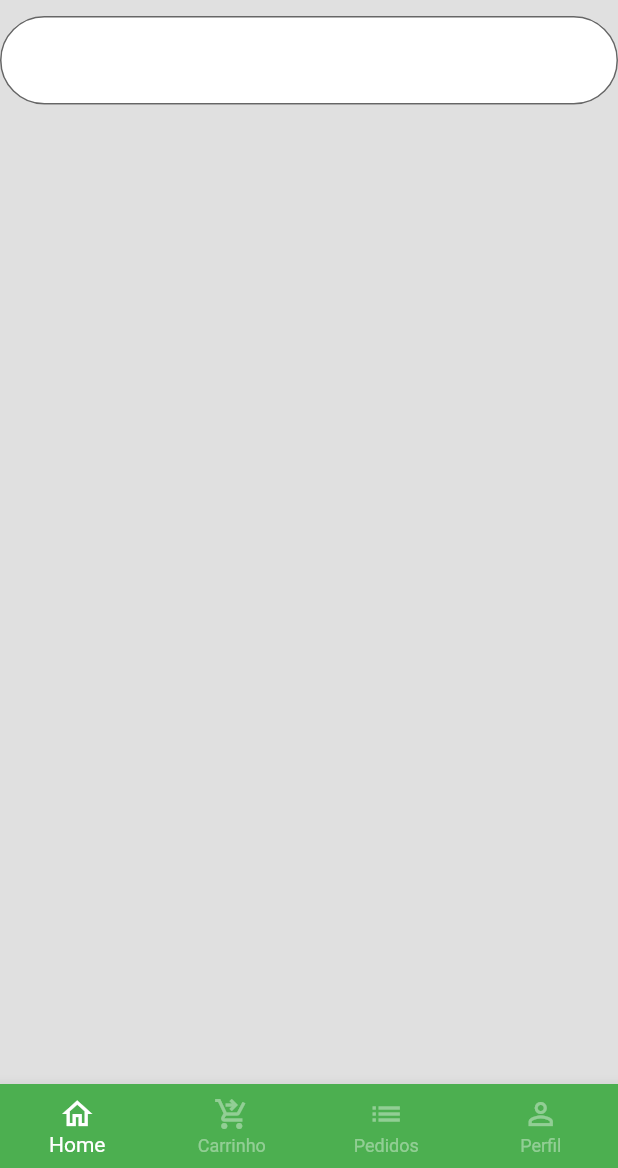
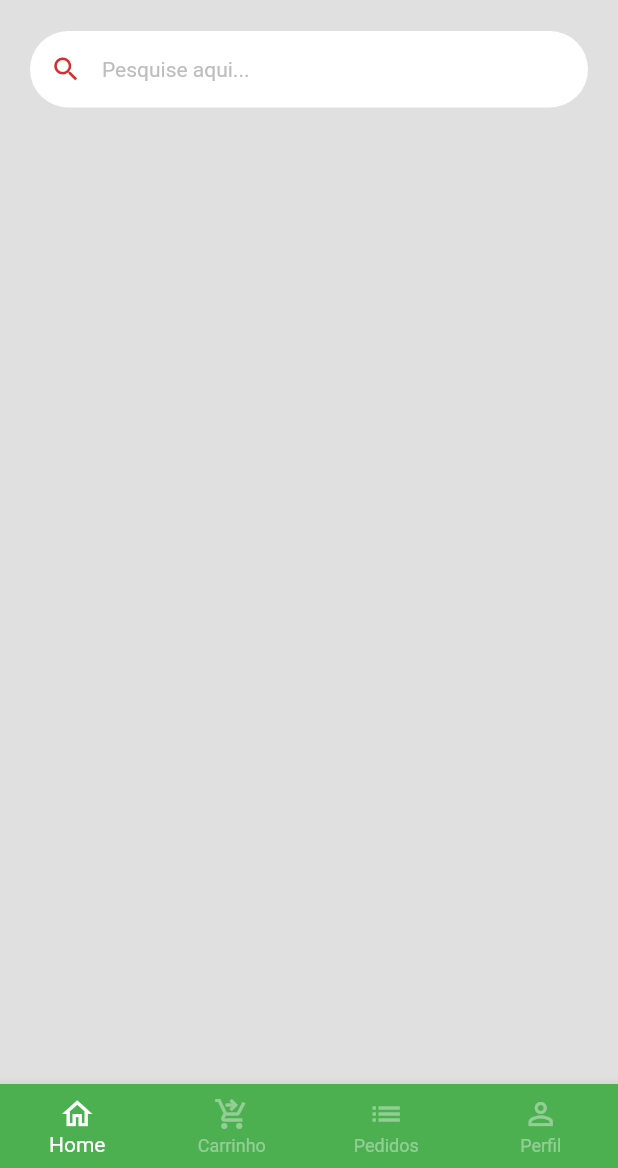
Before and after one commit to HERBERT-EMIDIO/Flutter_Loja_Virtual, a Flutter app: the screen it shows after launch, after a tap on "Entrar", on a phone screen of 412 x 824 dp, the part 68-1236 px from its top. Run offline on Flutter 3.47's test engine with Material 2 defaults, Android fonts, the phone set to English and light mode, and no system bars; drawn by our look-alikes of badges; our stand-ins replace animated_text_kit, mask_text_input_formatter; missing offline and left inert: dart:html.

Commit message:
badge e campo de pesquisa

```diff
--- a/lib/src/home/home_tab.dart
+++ b/lib/src/home/home_tab.dart
@@ -65,16 +65,36 @@ class HomeTab extends StatelessWidget {
       body: Column(
         children: [
           // Campo de pesquisa
-          TextFormField(
-            decoration: InputDecoration(
+          Padding(
+            padding: const EdgeInsets.symmetric(
+              horizontal: 20,
+              vertical: 10,
+            ),
+            child: TextFormField(
+              decoration: InputDecoration(
                 filled: true,
                 fillColor: Colors.white,
+                isDense: true,
+                hintText: 'Pesquise aqui...',
+                hintStyle: TextStyle(
+                  color: Colors.grey.shade400,
+                  fontSize: 14,
+                ),
+                prefixIcon: Icon(
+                  Icons.search,
+                  color: CustomColors.customContrastColor,
+                  size: 21,
+                ),
                 border: OutlineInputBorder(
-                  borderRadius: BorderRadius.circular(60),
-                )),
+                    borderRadius: BorderRadius.circular(60),
+                    borderSide: const BorderSide(
+                      width: 0,
+                      style: BorderStyle.none,
+                    )),
+                // Categorias
+              ), // Grid
+            ),
           ),
-          // Categorias
-          // Grid
         ],
       ),
     );
```
